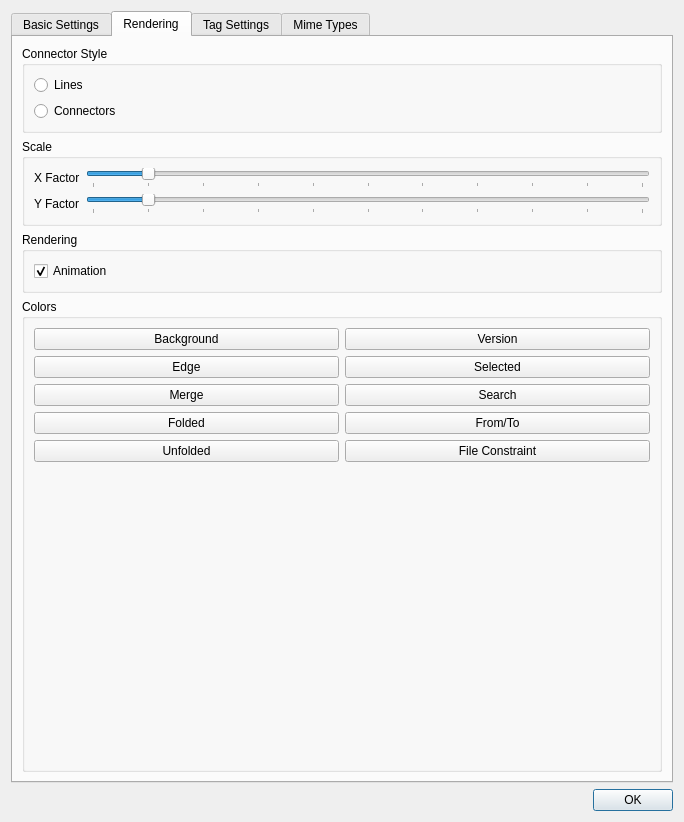
Old version of the form gvtree_preferences.ui in the repository wtr9987/gvtree.
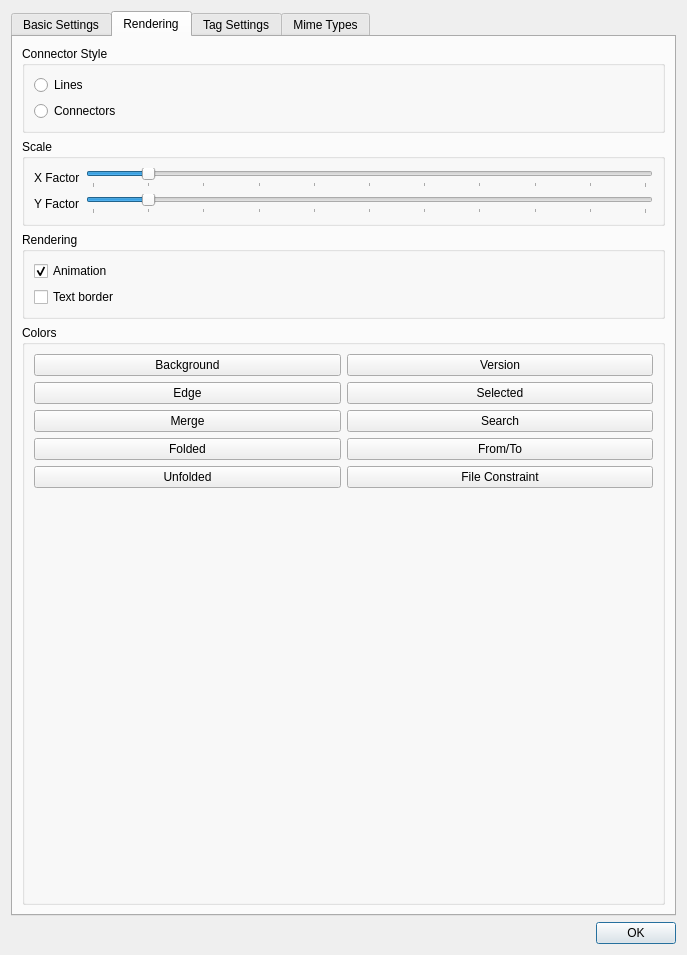
New version of the form. Icons and pictures are not drawn. Custom widgets are drawn as their Qt base class.

Commit message: Improved graph rendering, more precise arrow caps, background color border for text, version nodes separated from arrow caps

The edit to the form file:
```diff
--- a/gvtree_preferences.ui
+++ b/gvtree_preferences.ui
@@ -6,8 +6,8 @@
    <rect>
     <x>0</x>
     <y>0</y>
-    <width>684</width>
-    <height>822</height>
+    <width>687</width>
+    <height>955</height>
    </rect>
   </property>
   <property name="sizePolicy">
@@ -612,6 +612,19 @@
             </property>
            </widget>
           </item>
+          <item>
+           <widget class="QCheckBox" name="textborder">
+            <property name="toolTip">
+             <string>Text is rendered with a border in background color.</string>
+            </property>
+            <property name="text">
+             <string>Text border</string>
+            </property>
+            <property name="checked">
+             <bool>false</bool>
+            </property>
+           </widget>
+          </item>
          </layout>
         </widget>
        </item>
```
The commit also changes 7 other files.
